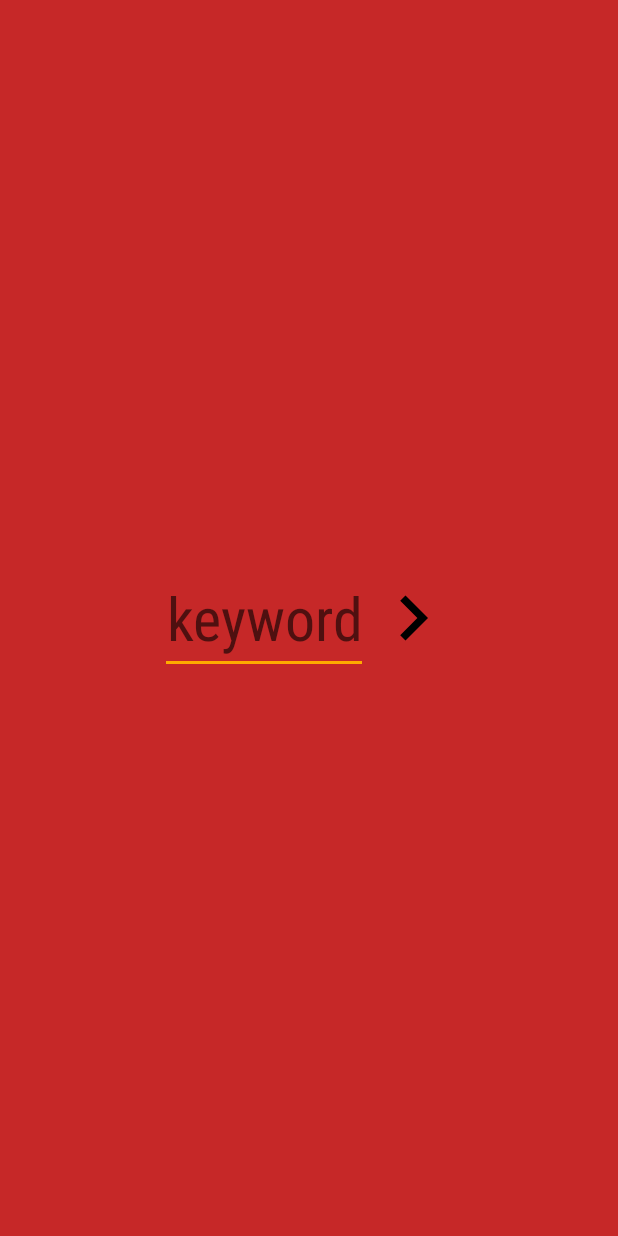
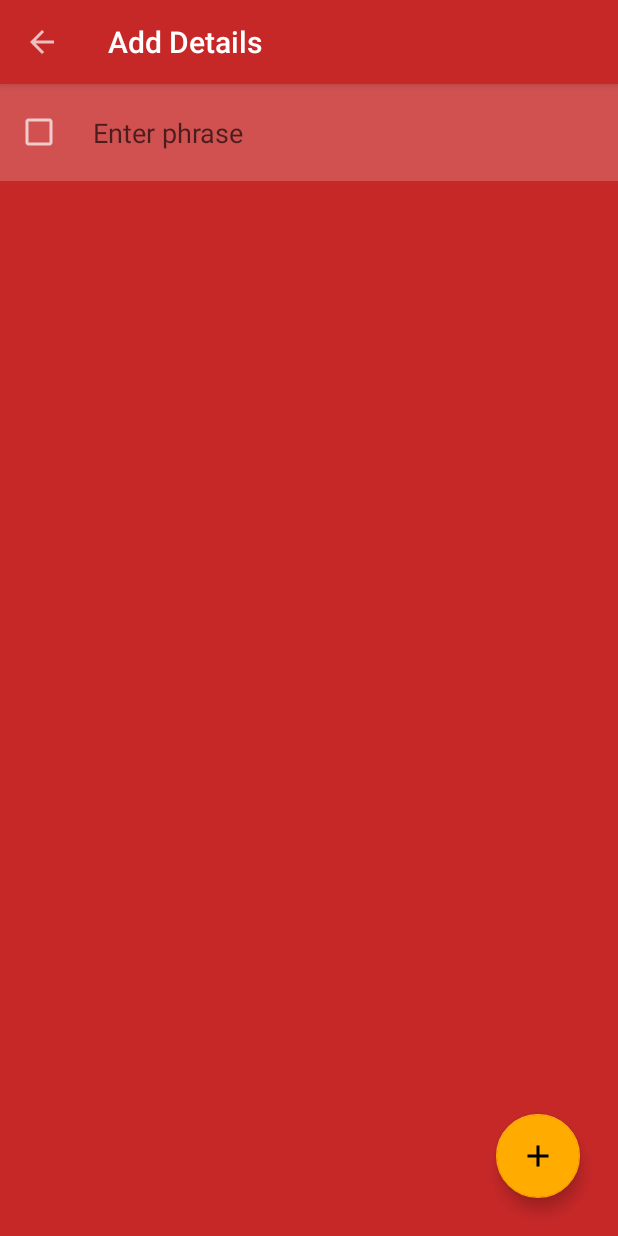
Before and after one commit to princebansal/gdgvit-nasscom, an Android app: the screen it shows after launch (FirstActivity before the commit, ServicesInputActivity after it), on a phone screen of 412 x 824 dp. Run offline under Robolectric (Android 15) with nearby library versions, the phone set to English and light mode, and no system bars; our stand-ins replace Volley.

Commit message:
Added fab in suggestion

```diff
--- a/app/src/main/AndroidManifest.xml
+++ b/app/src/main/AndroidManifest.xml
@@ -40,16 +40,18 @@
                 android:resource="@xml/searchable" />
         </activity>
         <activity android:name=".Entity.Activities.FirstActivity">
+        </activity>
+        <activity android:name=".Entity.Activities.ServicesInputActivity"
+            android:windowSoftInputMode="adjustResize"
+            >
+
+
             <intent-filter>
                 <action android:name="android.intent.action.MAIN" />
 
                 <category android:name="android.intent.category.LAUNCHER" />
             </intent-filter>
         </activity>
-        <activity android:name=".Entity.Activities.FormBullets">
-
-
-        </activity>
     </application>
 
 </manifest>
--- a/app/src/main/java/com/prince/android/willstart/Entity/Activities/FormBullets.java
+++ /dev/null
@@ -1,49 +0,0 @@
-package com.prince.android.willstart.Entity.Activities;
-
-import android.support.v7.app.ActionBar;
-import android.support.v7.app.AppCompatActivity;
-import android.os.Bundle;
-import android.view.View;
-import android.widget.CheckBox;
-import android.widget.EditText;
-import android.widget.LinearLayout;
-
-import com.prince.android.willstart.R;
-
-public class FormBullets extends AppCompatActivity {
-
-    private EditText editText;
-    private CheckBox cb;
-    private LinearLayout ll;
-    private LinearLayout innerll;
-    private LinearLayout.LayoutParams params;
-    @Override
-    protected void onCreate(Bundle savedInstanceState) {
-        super.onCreate(savedInstanceState);
-        setContentView(R.layout.activity_form_bullets);
-        ll=(LinearLayout)findViewById(R.id.activity_form_bullets);
-        innerll=(LinearLayout)findViewById(R.id.innerLinearLayout);
-        editText=new EditText(this);
-        params=new LinearLayout.LayoutParams(LinearLayout.LayoutParams.MATCH_PARENT,LinearLayout.LayoutParams.WRAP_CONTENT);
-
-        cb = new CheckBox(this);
-        cb.setChecked(true);
-
-
-
-        editText.setLayoutParams(params);
-        editText.setText("");
-        innerll.addView(cb);
-        innerll.addView(editText);
-
-
-        editText.setOnClickListener(new View.OnClickListener() {
-            @Override
-            public void onClick(View view) {
-
-            }
-        });
-
-
-    }
-}
--- /dev/null
+++ b/app/src/main/java/com/prince/android/willstart/Entity/Activities/ServicesInputActivity.java
@@ -0,0 +1,84 @@
+package com.prince.android.willstart.Entity.Activities;
+
+import android.support.v7.app.ActionBar;
+import android.support.v7.app.AppCompatActivity;
+import android.os.Bundle;
+import android.support.v7.widget.Toolbar;
+import android.text.Editable;
+import android.text.TextWatcher;
+import android.util.Log;
+import android.view.KeyEvent;
+import android.view.View;
+import android.view.inputmethod.EditorInfo;
+import android.widget.CheckBox;
+import android.widget.EditText;
+import android.widget.LinearLayout;
+import android.widget.TextView;
+
+import com.prince.android.willstart.Entity.Instances.InputView;
+import com.prince.android.willstart.R;
+
+import java.util.ArrayList;
+import java.util.List;
+
+public class ServicesInputActivity extends AppCompatActivity {
+
+    private static final String TAG = SearchResultsActivity.class.getSimpleName();
+    private LinearLayout inputContainer;
+    private LinearLayout.LayoutParams params;
+    private List<InputView> inputViewList;
+    private Toolbar toolbar;
+    @Override
+    protected void onCreate(Bundle savedInstanceState) {
+        super.onCreate(savedInstanceState);
+        setContentView(R.layout.activity_form_bullets);
+        init();
+        setInit();
+    }
+
+
+    private void init() {
+        inputContainer=(LinearLayout)findViewById(R.id.innerLinearLayout);
+        inputViewList=new ArrayList<>();
+        toolbar=(Toolbar)findViewById(R.id.toolbar);
+
+    }
+
+    private void setInit() {
+        addInputView();
+        setSupportActionBar(toolbar);
+        getSupportActionBar().setTitle("Add Details");
+        getSupportActionBar().setDisplayHomeAsUpEnabled(true);
+    }
+
+    private void addInputView() {
+        final InputView inputView=new InputView();
+        final View v=getLayoutInflater().inflate(R.layout.service_input_item,inputContainer,false);
+        inputView.setInputField((EditText) v.findViewById(R.id.phrase));
+        inputView.setInputCheck((CheckBox) v.findViewById(R.id.check));
+        inputView.getInputField().setOnEditorActionListener(new TextView.OnEditorActionListener() {
+            @Override
+            public boolean onEditorAction(TextView v, int actionId, KeyEvent event) {
+                if(actionId== EditorInfo.IME_ACTION_NEXT){
+                    Log.i(TAG, "onEditorAction: ");
+                    addInputView();
+                    inputView.getInputCheck().setChecked(true);
+                }
+                return false;
+            }
+        });
+        inputView.getInputCheck().setOnClickListener(new View.OnClickListener() {
+            @Override
+            public void onClick(View v2) {
+                Log.i(TAG, "onClick: ");
+
+                if(!((CheckBox)v2).isChecked())
+                {
+                    Log.i(TAG, "onClick: on unchecked");
+                    inputContainer.removeView(v);
+                }
+            }
+        });
+        inputContainer.addView(v);
+    }
+}
--- /dev/null
+++ b/app/src/main/java/com/prince/android/willstart/Entity/Instances/InputView.java
@@ -0,0 +1,30 @@
+package com.prince.android.willstart.Entity.Instances;
+
+import android.widget.CheckBox;
+import android.widget.EditText;
+
+/**
+ * Created by Prince Bansal Local on 9/17/2016.
+ */
+
+public class InputView {
+
+    private EditText inputField;
+    private CheckBox inputCheck;
+
+    public EditText getInputField() {
+        return inputField;
+    }
+
+    public void setInputField(EditText inputField) {
+        this.inputField = inputField;
+    }
+
+    public CheckBox getInputCheck() {
+        return inputCheck;
+    }
+
+    public void setInputCheck(CheckBox inputCheck) {
+        this.inputCheck = inputCheck;
+    }
+}
--- /dev/null
+++ b/app/src/main/res/drawable/ic_add_black_24dp.xml
@@ -0,0 +1,9 @@
+<vector xmlns:android="http://schemas.android.com/apk/res/android"
+        android:width="24dp"
+        android:height="24dp"
+        android:viewportWidth="24.0"
+        android:viewportHeight="24.0">
+    <path
+        android:fillColor="#FF000000"
+        android:pathData="M19,13h-6v6h-2v-6H5v-2h6V5h2v6h6v2z"/>
+</vector>
--- /dev/null
+++ b/app/src/main/res/drawable/input_bg.xml
@@ -0,0 +1,8 @@
+<?xml version="1.0" encoding="utf-8"?>
+<selector xmlns:android="http://schemas.android.com/apk/res/android">
+<item>
+    <shape android:shape="rectangle">
+        <solid android:color="#31FFFFFF"/>
+    </shape>
+</item>
+</selector>
--- a/app/src/main/res/layout/activity_form_bullets.xml
+++ b/app/src/main/res/layout/activity_form_bullets.xml
@@ -1,30 +1,53 @@
 <?xml version="1.0" encoding="utf-8"?>
-<LinearLayout xmlns:android="http://schemas.android.com/apk/res/android"
+<android.support.design.widget.CoordinatorLayout xmlns:android="http://schemas.android.com/apk/res/android"
     xmlns:tools="http://schemas.android.com/tools"
+    xmlns:app="http://schemas.android.com/apk/res-auto"
     android:id="@+id/activity_form_bullets"
     android:layout_width="match_parent"
     android:layout_height="match_parent"
     android:orientation="vertical"
-    tools:context="com.prince.android.willstart.Entity.Activities.FormBullets">
-
-<android.support.v7.widget.Toolbar
-    android:layout_width="match_parent"
-    android:layout_height="50dp"
+    android:fitsSystemWindows="true"
     android:background="@color/colorPrimary"
-    android:elevation="4dp"
-    ></android.support.v7.widget.Toolbar>
-
-    <LinearLayout
-        android:layout_width="match_parent"
-        android:layout_height="wrap_content"
-        android:orientation="horizontal"
-        android:id="@+id/innerLinearLayout"
-        >
+    tools:context="com.prince.android.willstart.Entity.Activities.ServicesInputActivity">
 
 
+    <android.support.design.widget.AppBarLayout
+        android:layout_width="match_parent"
+        android:layout_height="wrap_content">
 
+        <android.support.v7.widget.Toolbar
+            android:id="@+id/toolbar"
+            android:layout_width="match_parent"
+            android:layout_height="?attr/actionBarSize"
+            android:minHeight="?attr/actionBarSize"
+            app:elevation="2dp"
+            app:layout_collapseMode="pin"
+            android:theme="@style/ThemeOverlay.AppCompat.Dark"/>
+
+    </android.support.design.widget.AppBarLayout>
+
+
+    <android.support.v4.widget.NestedScrollView
+        android:layout_width="match_parent"
+        android:layout_height="match_parent"
+        app:layout_behavior="@string/appbar_scrolling_view_behavior">
+    <LinearLayout
+        android:id="@+id/innerLinearLayout"
+        android:layout_width="match_parent"
+        android:layout_height="match_parent"
+        android:orientation="vertical">
 
     </LinearLayout>
 
+    </android.support.v4.widget.NestedScrollView>
 
-</LinearLayout>
+    <android.support.design.widget.FloatingActionButton
+        android:layout_width="wrap_content"
+        android:layout_height="wrap_content"
+        android:layout_gravity="bottom|end"
+        android:layout_margin="25dp"
+        android:src="@drawable/ic_add_black_24dp"
+
+        />
+
+</android.support.design.widget.CoordinatorLayout>
--- /dev/null
+++ b/app/src/main/res/layout/service_input_item.xml
@@ -0,0 +1,28 @@
+<?xml version="1.0" encoding="utf-8"?>
+<LinearLayout xmlns:android="http://schemas.android.com/apk/res/android"
+    android:orientation="horizontal" android:layout_width="match_parent"
+    android:layout_height="wrap_content"
+    android:padding="10dp"
+    android:gravity="center_vertical"
+    android:background="@drawable/input_bg">
+
+    <CheckBox
+        android:layout_width="wrap_content"
+        android:layout_height="wrap_content"
+        android:id="@+id/check"
+        android:theme="@style/ThemeOverlay.AppCompat.Dark"/>
+    <EditText
+        android:layout_width="0dp"
+        android:layout_height="wrap_content"
+        android:layout_weight="1"
+        android:id="@+id/phrase"
+        android:padding="10dp"
+        android:textColorHint="@color/gray"
+        android:textColor="@color/white"
+        android:singleLine="true"
+        android:imeOptions="actionNext"
+        android:hint="Enter phrase"
+        android:background="@null"
+        android:layout_marginLeft="10dp"/>
+
+</LinearLayout>
```
